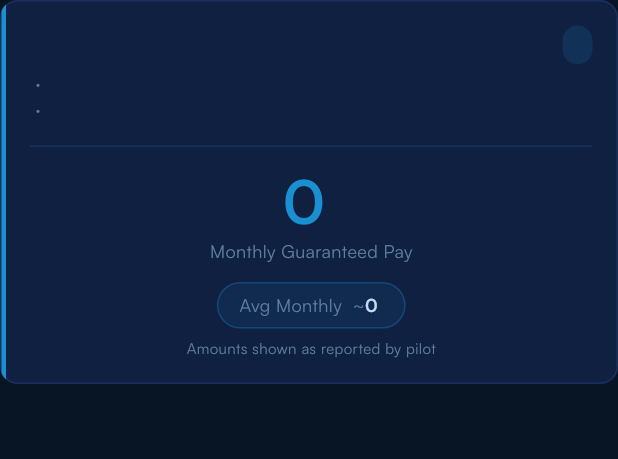
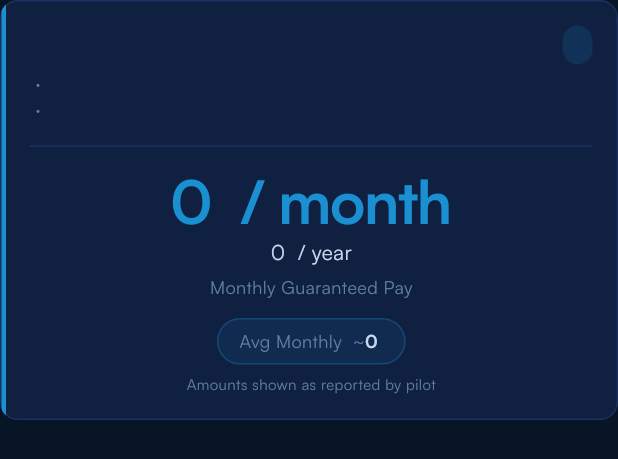
Before and after one commit to qendrimmuqkurtaj-ctrl/Passrate, a Flutter app: the _SalaryCard widget shown alone on an empty page, opened directly with empty values, on a phone screen of 412 x 824 dp. Shown: the top 459 px of the screen. Run offline on Flutter 3.47's test engine with Material 3 defaults, Android fonts, the phone set to English and light mode, and no system bars; our stand-ins replace cloud_firestore, device_info_plus, firebase_core, get, package_info_plus, shared_preferences; accounts and stored records are empty; network calls fail; project files that could hold a hidden picture were left out.

Commit message:
feat: add / month suffix to salary fields and yearly amount to salary card
Co-Authored-By: Claude Sonnet 4.6 <noreply@anthropic.com>

```diff
--- a/pass_rate/lib/features/salary/screens/salary_screen.dart
+++ b/pass_rate/lib/features/salary/screens/salary_screen.dart
@@ -1853,7 +1853,7 @@ class _SalaryCard extends StatelessWidget {
                       child: Column(
                         children: <Widget>[
                           Text(
-                            '${_fmt(primarySalary)} $currency',
+                            '${_fmt(primarySalary)} $currency / month',
                             style: const TextStyle(
                               color: AppColors.accent,
                               fontSize: 40,
@@ -1861,6 +1861,11 @@ class _SalaryCard extends StatelessWidget {
                               letterSpacing: -1,
                               height: 1,
                             ),
+                          ),
+                          const SizedBox(height: 4),
+                          Text(
+                            '${_fmt(primarySalary * 12)} $currency / year',
+                            style: const TextStyle(color: AppColors.textSecondary, fontSize: 14),
                           ),
                           const SizedBox(height: 5),
                           const Text(
--- a/pass_rate/lib/features/salary/screens/submit_salary_screen.dart
+++ b/pass_rate/lib/features/salary/screens/submit_salary_screen.dart
@@ -452,6 +452,7 @@ class _SubmitSalaryScreenState extends State<SubmitSalaryScreen> {
                       hint: 'Enter guaranteed monthly pay',
                       decimal: true,
                       onChanged: (_) => c.update(),
+                      suffixText: '/ month',
                     ),
                     const SizedBox(height: 16),
 
@@ -466,6 +467,7 @@ class _SubmitSalaryScreenState extends State<SubmitSalaryScreen> {
                       hint: 'Enter average monthly pay',
                       decimal: true,
                       onChanged: (_) => c.update(),
+                      suffixText: '/ month',
                     ),
 
                     // Live calculator
@@ -1046,12 +1048,14 @@ class _NumberField extends StatelessWidget {
   final String hint;
   final bool decimal;
   final ValueChanged<String> onChanged;
+  final String? suffixText;
 
   const _NumberField({
     required this.controller,
     required this.hint,
     this.decimal = false,
     required this.onChanged,
+    this.suffixText,
   });
 
   @override
@@ -1079,6 +1083,8 @@ class _NumberField extends StatelessWidget {
           hintText: hint,
           hintStyle: const TextStyle(color: AppColors.textMuted, fontSize: 14),
           border: InputBorder.none,
+          suffixText: suffixText,
+          suffixStyle: const TextStyle(color: AppColors.textMuted, fontSize: 13),
         ),
         onChanged: onChanged,
       ),
```
